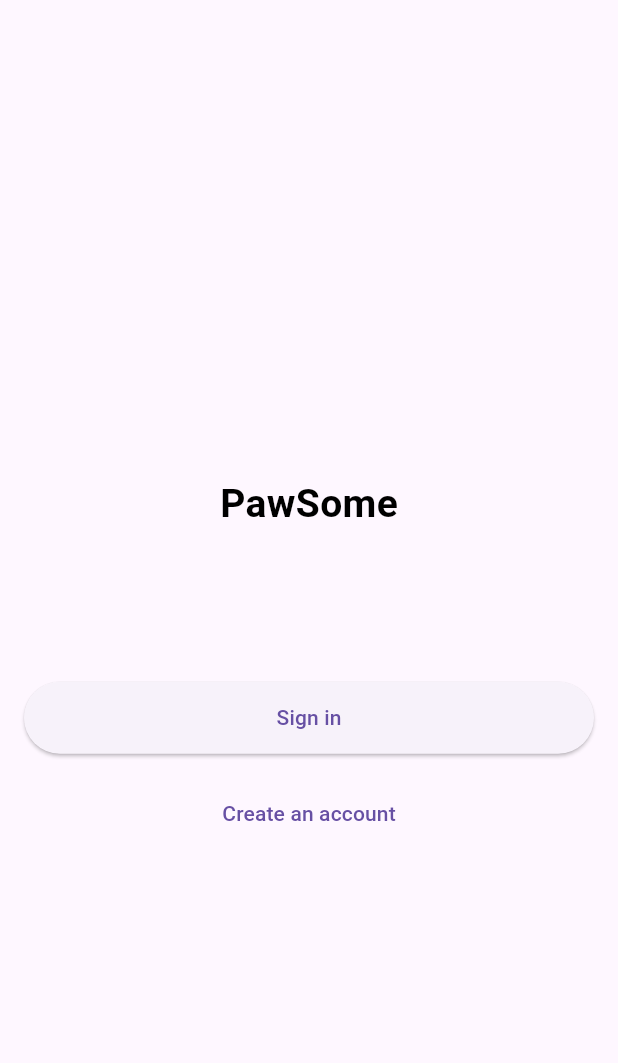
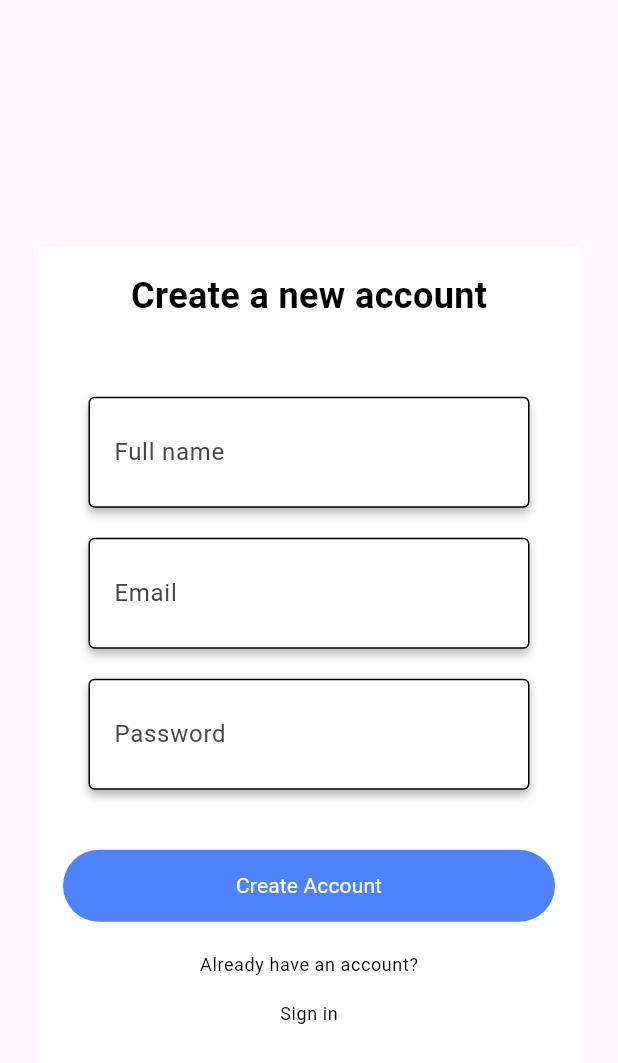
Before and after one commit to gkincs/pawsome_app, a Flutter app: the screen it shows after launch, on a phone screen of 412 x 824 dp. Shown: the top 1063 px of the screen. Run offline on Flutter 3.47's test engine with Material 3 defaults, Android fonts, the phone set to English and light mode, and no system bars.

Commit message:
new account screen UI tes

```diff
--- a/pawsome_app/lib/main.dart
+++ b/pawsome_app/lib/main.dart
@@ -1,14 +1,42 @@
 import 'package:flutter/material.dart';
-import 'screens/signin_widget.dart';
+//import 'screens/signin_screen.dart';
+import 'screens/new_account_screen.dart';
 
-void main() => runApp(MyApp());
+// void main() {
+//   runApp(MyApp());
+// }
+
+// class MyApp extends StatelessWidget {
+//   @override
+//   Widget build(BuildContext context) {
+//     return MaterialApp(
+//       debugShowCheckedModeBanner: false, // Elrejti a debug bannert
+//       home: Scaffold(
+//         body: SigninWidget(),
+//       ),
+//     );
+//   }
+//
+
+void main() {
+  runApp(MyApp());
+}
 
 class MyApp extends StatelessWidget {
   @override
   Widget build(BuildContext context) {
     return MaterialApp(
+      title: 'Flutter Demo',
+      theme: ThemeData(
+        primarySwatch: Colors.blue,
+      ),
       home: Scaffold(
-        body: SigninWidget(),
+        appBar: AppBar(
+          title: Text(''),
+        ),
+        body: Center(
+          child: NewAccountWidget(), // Use the NewAccountWidget here
+        ),
       ),
     );
   }
--- /dev/null
+++ b/pawsome_app/lib/screens/new_account_screen.dart
@@ -0,0 +1,122 @@
+import 'package:flutter/material.dart';
+
+class NewAccountWidget extends StatelessWidget {
+  @override
+  Widget build(BuildContext context) {
+    return SingleChildScrollView( // Allow scrolling if content overflows
+      child: Container(
+        width: 360,
+        padding: EdgeInsets.all(16), // Add padding for better layout
+        decoration: BoxDecoration(color: Colors.white),
+        child: Column(
+          mainAxisAlignment: MainAxisAlignment.start,
+          crossAxisAlignment: CrossAxisAlignment.center,
+          children: <Widget>[
+            _buildHeader(),
+            SizedBox(height: 40), // Space between header and input fields
+            _buildInputField('Full name'),
+            _buildInputField('Email'),
+            _buildInputField('Password'),
+            SizedBox(height: 30), // Space before button
+            _buildCreateAccountButton(),
+            SizedBox(height: 20), // Space before sign-in text
+            _buildSignInText(),
+          ],
+        ),
+      ),
+    );
+  }
+
+  Widget _buildHeader() {
+    return Text(
+      'Create a new account',
+      style: TextStyle(
+        fontSize: 24,
+        fontWeight: FontWeight.bold,
+        color: Colors.black,
+      ),
+    );
+  }
+
+  Widget _buildInputField(String label) {
+    return Container(
+      width: 294, // Set a specific width for the input fields
+      margin: EdgeInsets.symmetric(vertical: 10), // Vertical margin for spacing
+      decoration: BoxDecoration(
+        borderRadius: BorderRadius.circular(4),
+        boxShadow: [
+          BoxShadow(
+            color: Color.fromRGBO(0, 0, 0, 0.25),
+            offset: Offset(0, 4),
+            blurRadius: 4,
+          ),
+        ],
+        color: Color.fromRGBO(255, 255, 255, 1), // Use solid white
+        border: Border.all(color: Colors.black, width: 1),
+      ),
+      padding: EdgeInsets.symmetric(horizontal: 16, vertical: 8),
+      child: TextField(
+        decoration: InputDecoration(
+          labelText: label,
+          border: InputBorder.none,
+        ),
+      ),
+    );
+  }
+
+  Widget _buildCreateAccountButton() {
+    return Container(
+      width: double.infinity, // Make button full width
+      decoration: BoxDecoration(
+        borderRadius: BorderRadius.circular(100),
+        color: Color.fromRGBO(78, 130, 255, 1),
+      ),
+      padding: EdgeInsets.symmetric(horizontal: 0, vertical: 0),
+      child: TextButton(
+        onPressed: () {}, // Add your onPressed logic here
+        child: Text(
+          'Create Account',
+          style: TextStyle(
+            color: Colors.white,
+            fontFamily: 'Roboto',
+            fontSize: 14,
+            letterSpacing: 0.1,
+            fontWeight: FontWeight.normal,
+          ),
+        ),
+      ),
+    );
+  }
+
+  Widget _buildSignInText() {
+    return Column(
+      children: [
+        Text(
+          'Already have an account?',
+          style: TextStyle(
+            color: Colors.black,
+            fontFamily: 'Roboto',
+            fontSize: 12,
+            letterSpacing: 0.4,
+            fontWeight: FontWeight.normal,
+          ),
+        ),
+        TextButton(
+          onPressed: () {
+            // Add your sign-in logic here
+          },
+          child: Text(
+            'Sign in',
+            style: TextStyle(
+              color: Color.fromRGBO(0, 0, 0, 1),
+              fontFamily: 'Roboto',
+              fontSize: 12,
+              letterSpacing: 0.4,
+              fontWeight: FontWeight.normal,
+            ),
+          ),
+        ),
+      ],
+    );
+  }
+}
--- a/pawsome_app/lib/screens/signin_widget.dart
+++ b/pawsome_app/lib/screens/signin_screen.dart
@@ -39,7 +39,6 @@ class SigninWidget extends StatelessWidget {
               SizedBox(height: 16),
               TextButton(
                 onPressed: () {
-                  // Create account gomb esemény
                 },
                 child: Text('Create an account'),
               ),
```
Also changed, not shown: pawsome_app/lib/screens/first_step_screen.dart (added), pawsome_app/lib/screens/home_page_screen.dart (added), pawsome_app/lib/screens/login_screen.dart (added), pawsome_app/lib/screens/pet_prof_screen.dart (added).
